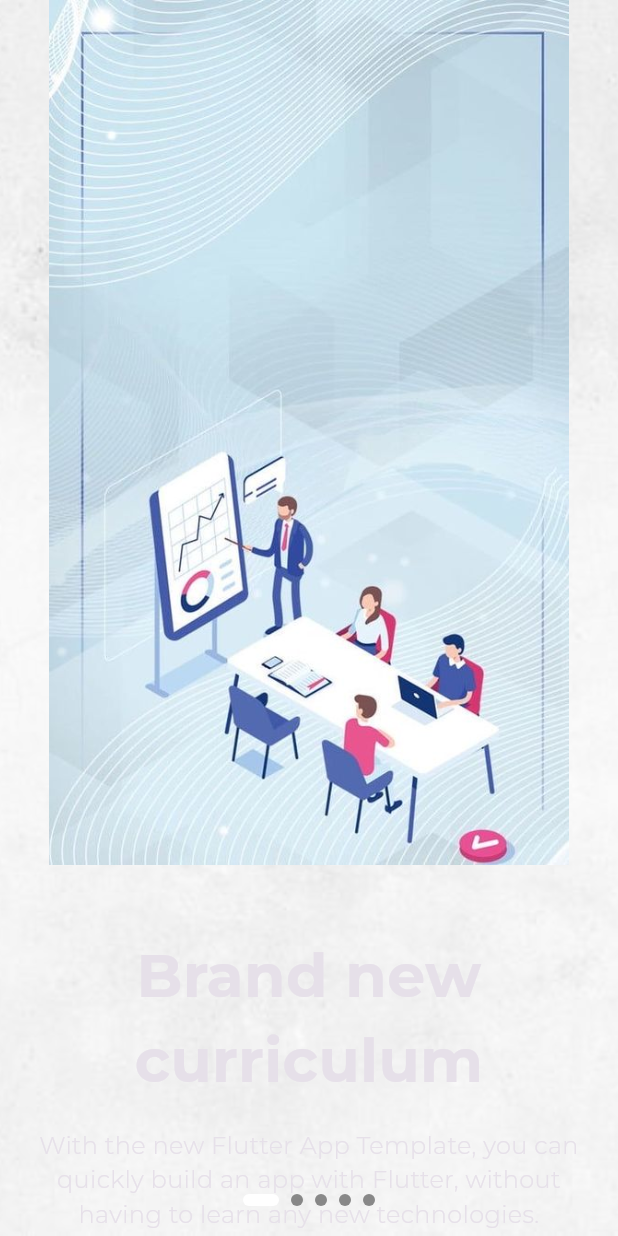
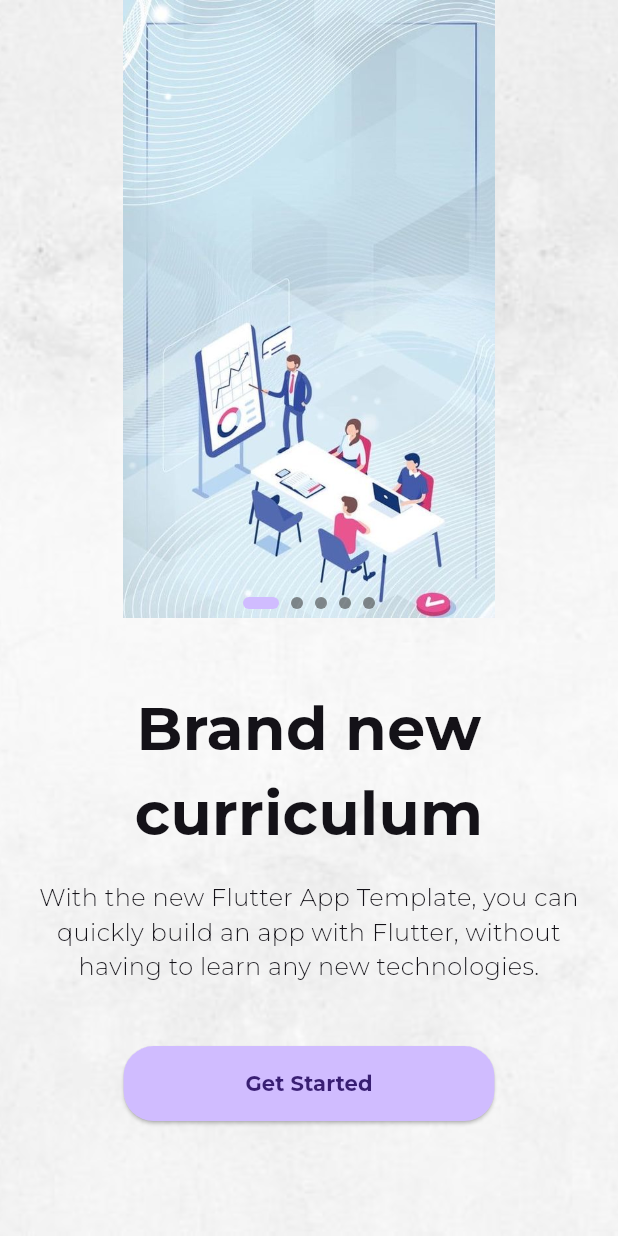
Before and after one commit to ravelinejunior/education_project, a Flutter app: the screen it shows after launch, on a phone screen of 412 x 824 dp. Run offline on Flutter 3.47's test engine with Material 3 defaults, Android fonts, the phone set to English and light mode, and no system bars; drawn by our look-alikes of smooth_page_indicator; our stand-ins replace bloc, dartz, equatable, flutter_bloc, get_it, google_fonts and 2 more.

Commit message:
"Updated OnBoardingPage and OnBoardingScreen widgets with layout and styling changes"

```diff
--- a/lib/on_boarding/presentation/on_boarding/components/on_boarding_page.dart
+++ b/lib/on_boarding/presentation/on_boarding/components/on_boarding_page.dart
@@ -18,8 +18,9 @@ class OnBoardingPage extends StatelessWidget {
         mainAxisAlignment: MainAxisAlignment.center,
         children: [
           Image.asset(
+            fit: BoxFit.fill,
+            height: context.height * 0.5,
             pageContent.image,
-            height: context.height * 0.7,
           ),
           SizedBox(
             height: context.height * 0.03,
@@ -33,6 +34,7 @@ class OnBoardingPage extends StatelessWidget {
                   style: GoogleFonts.montserrat(
                     fontSize: 40,
                     fontWeight: FontWeight.bold,
+                    color: context.theme.cardColor,
                   ),
                   textAlign: TextAlign.center,
                 ),
@@ -44,6 +46,7 @@ class OnBoardingPage extends StatelessWidget {
                   style: GoogleFonts.montserrat(
                     fontSize: 16,
                     fontWeight: FontWeight.w300,
+                    color: context.theme.cardColor,
                   ),
                   textAlign: TextAlign.center,
                 ),
@@ -69,6 +72,9 @@ class OnBoardingPage extends StatelessWidget {
                     ),
                   ),
                 ),
+                SizedBox(
+                  height: context.height * 0.05,
+                ),
               ],
             ),
           ),
--- a/lib/on_boarding/presentation/on_boarding/on_boarding_screen.dart
+++ b/lib/on_boarding/presentation/on_boarding/on_boarding_screen.dart
@@ -1,5 +1,6 @@
 import 'package:education_project/core/common/views/loading_view.dart';
 import 'package:education_project/core/common/widgets/gradient_background.dart';
+import 'package:education_project/core/extensions/context_extensions.dart';
 import 'package:education_project/core/res/icons.dart';
 import 'package:education_project/on_boarding/domain/models/page_content_model.dart';
 import 'package:education_project/on_boarding/presentation/on_boarding/components/on_boarding_page.dart';
@@ -19,7 +20,6 @@ class OnBoardingScreen extends StatefulWidget {
 
 class _OnBoardingScreenState extends State<OnBoardingScreen> {
   final _pageController = PageController();
-  int _currentPage = 0;
 
   @override
   void initState() {
@@ -31,7 +31,6 @@ class _OnBoardingScreenState extends State<OnBoardingScreen> {
   @override
   Widget build(BuildContext context) {
     return Scaffold(
-      extendBodyBehindAppBar: true,
       backgroundColor: Colors.white,
       body: GradientBackground(
         image: MediaRes.whiteBackground,
@@ -77,23 +76,21 @@ class _OnBoardingScreenState extends State<OnBoardingScreen> {
 
                   // SmothiePageIndicator
                   Align(
-                    alignment: Alignment.bottomCenter,
                     child: Padding(
                       padding: const EdgeInsets.only(bottom: 20),
                       child: SmoothPageIndicator(
                         controller: _pageController,
                         count: 5,
-                        effect: const ExpandingDotsEffect(
+                        effect: ExpandingDotsEffect(
                           dotHeight: 8,
                           dotWidth: 8,
-                          dotColor: Color.fromARGB(137, 44, 44, 44),
-                          activeDotColor: Colors.white,
+                          dotColor: const Color.fromARGB(137, 44, 44, 44),
+                          activeDotColor: context.theme.colorScheme.primary,
                         ),
                         onDotClicked: (index) {
                           setState(() {
-                            _currentPage = index;
                             _pageController.animateToPage(
-                              _currentPage,
+                              index,
                               duration: const Duration(milliseconds: 400),
                               curve: Curves.easeInOut,
                             );
```
